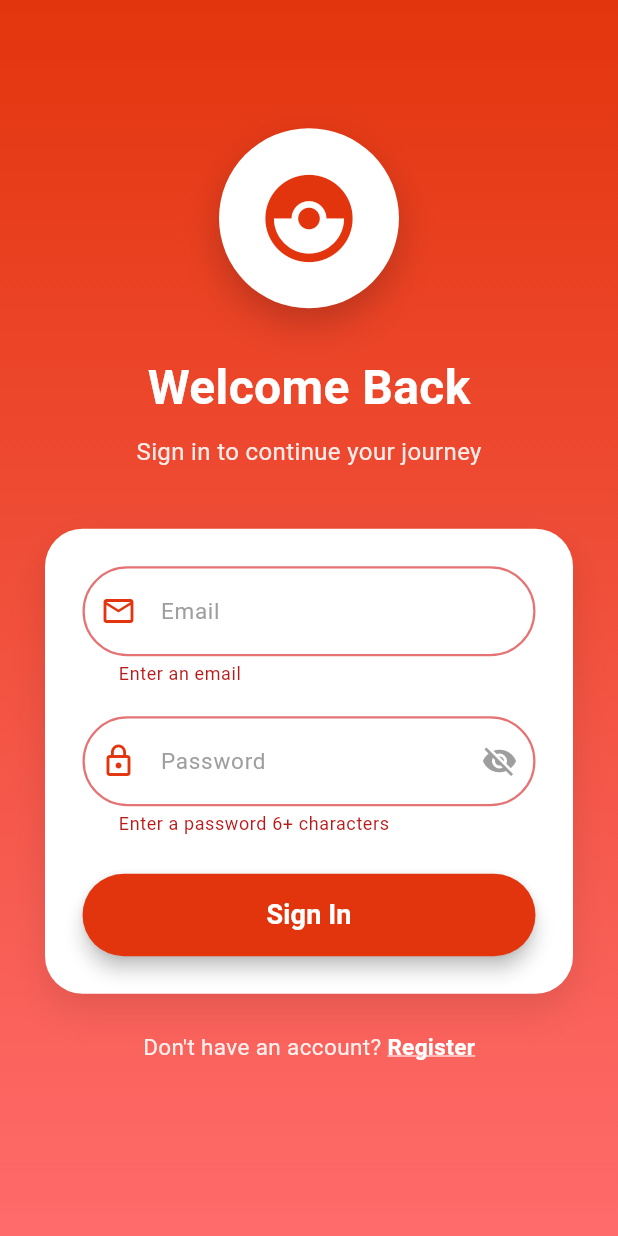
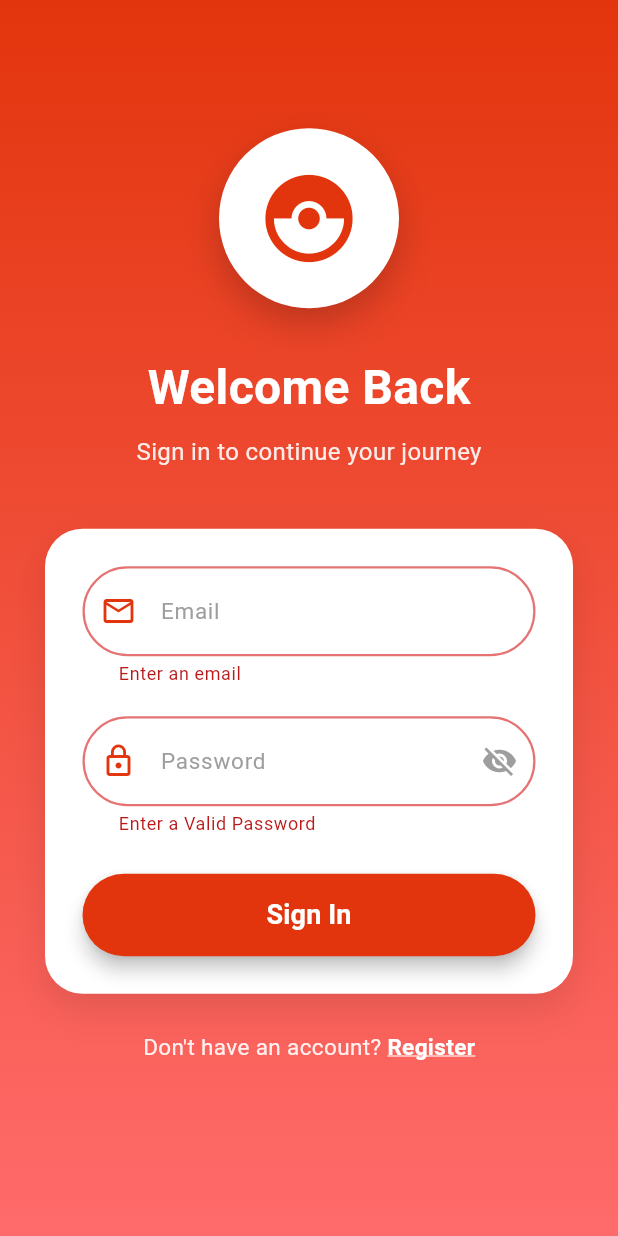
Before and after one commit to Joashp01/pokedex_joash, a Flutter app: the screen it shows after launch, after a tap on "Sign In", on a phone screen of 412 x 824 dp. Run offline on Flutter 3.47's test engine with Material 3 defaults, Android fonts, the light colour scheme and no system bars; our stand-ins replace audioplayers, cloud_firestore, connectivity_plus, firebase_auth, firebase_core, shared_preferences; accounts and stored records are empty.

Commit message:
feat: Add password validation to login and register screensImplements robust password validation on both the login and registration forms.
The following validation rules have been added to the password field:
- Ensures the field is not empty.
- Enforces a minimum password length of 6 characters.
- Requires the password to contain at least one special character.

```diff
--- a/lib/views/authenticate/sign_in.dart
+++ b/lib/views/authenticate/sign_in.dart
@@ -150,9 +150,21 @@ class _SignInState extends State<SignIn> {
                                 ),
                               ),
                               obscureText: _obscurePassword,
-                              validator: (value) => value!.isEmpty
-                                  ? 'Enter a password 6+ characters'
-                                  : null,
+                              validator: (value) {
+                                if(value == null || value.isEmpty){
+                                  return 'Enter a Valid Password';
+                                }
+                                if(value.length < 6){
+                                  return ' Password must be at least 6 characters long';
+                                }
+                                final specialCharRegExp  = RegExp(r'[!@#\$%^&*(),.?":{}|<>]');
+                                if(!specialCharRegExp.hasMatch(value)){
+                                  return 'Password must contain at least one special character';
+                                }
+
+                                return null;
+                              },
+
                               onChanged: (val) {
                                 setState(() => password = val);
                               },
```
Also changed, not shown: lib/views/authenticate/register.dart (+18 -3 lines).
